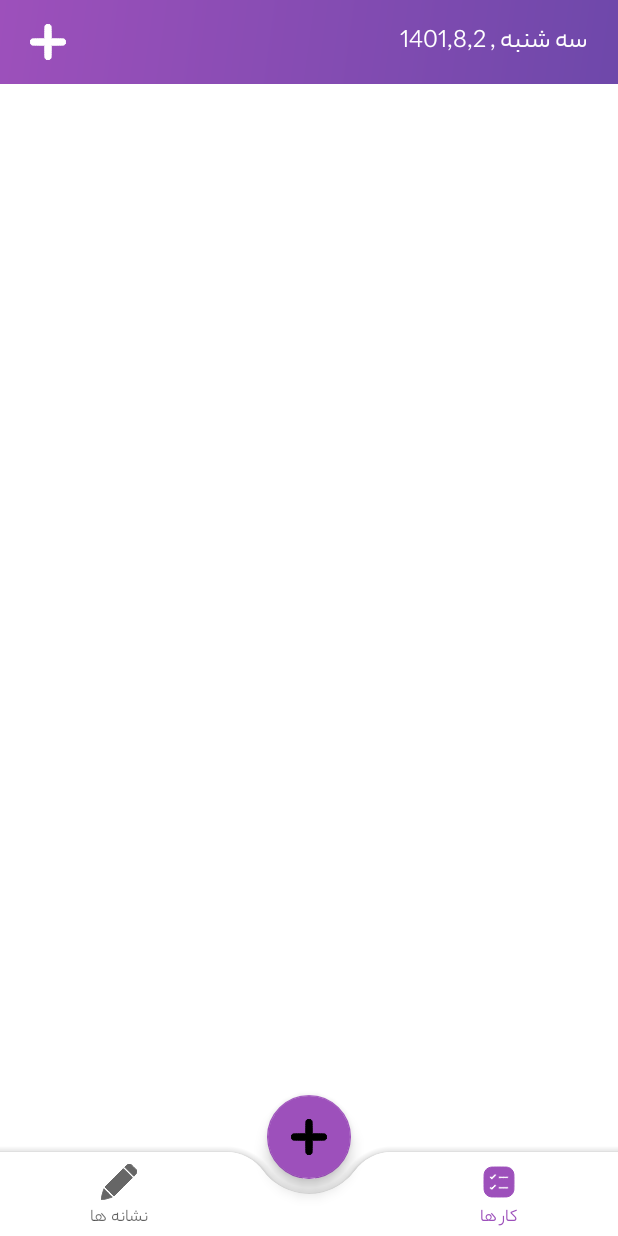
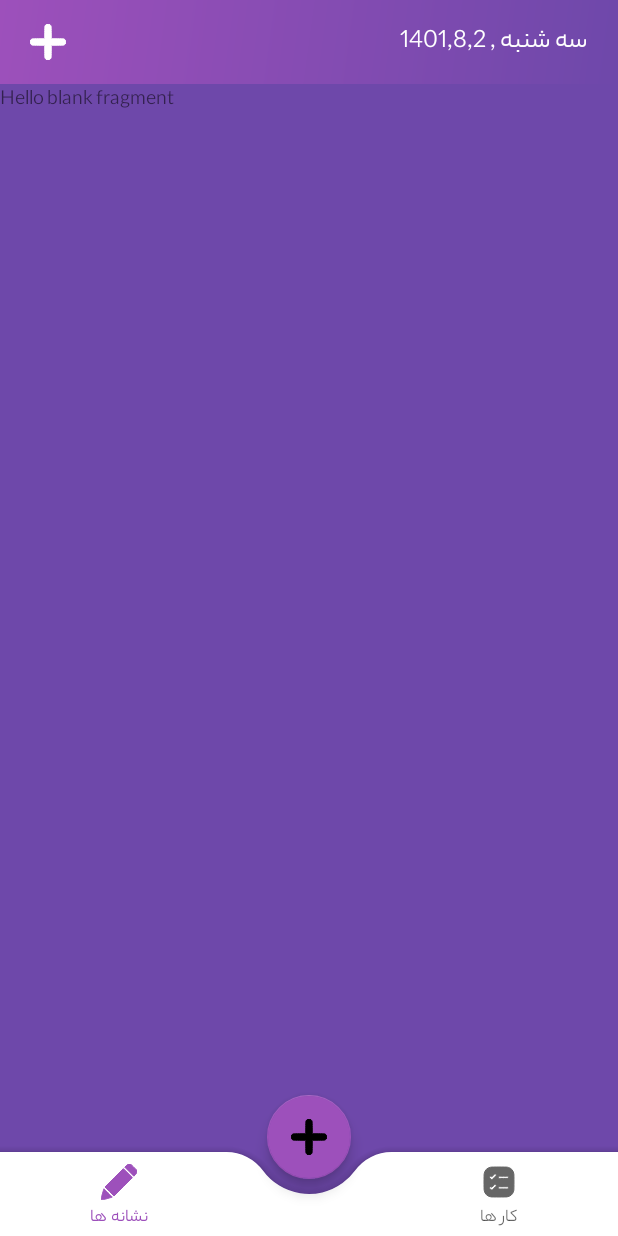
Before and after one commit to HoseinNezamdoost/MegaTask, an Android app: the screen it shows after launch (MainActivity), on a phone screen of 412 x 824 dp. Run offline under Robolectric (Android 15) with nearby library versions, the phone set to English and light mode, and no system bars; our stand-ins replace navigation-ui.

Commit message:
set navigationComponent with bottomNavigation

```diff
--- a/app/build.gradle
+++ b/app/build.gradle
@@ -39,5 +39,6 @@ dependencies {
     implementation 'androidx.appcompat:appcompat:1.5.1'
     implementation 'com.google.android.material:material:1.7.0'
     implementation 'androidx.constraintlayout:constraintlayout:2.1.4'
-    //implementation 'com.google.android.material:material:1.8.0-alpha02'
+    implementation 'androidx.navigation:navigation-fragment-ktx:2.5.3'
+    implementation 'androidx.navigation:navigation-ui-ktx:2.5.3'
 }
--- a/app/src/main/AndroidManifest.xml
+++ b/app/src/main/AndroidManifest.xml
@@ -13,7 +13,7 @@
         android:theme="@style/Theme.MegaTask"
         tools:targetApi="31">
         <activity
-            android:name=".MainActivity"
+            android:name=".view.MainActivity"
             android:exported="true">
             <intent-filter>
                 <action android:name="android.intent.action.MAIN" />
--- a/app/src/main/java/com/nzd/megatask/MainActivity.kt
+++ /dev/null
@@ -1,14 +0,0 @@
-package com.nzd.megatask
-
-import androidx.appcompat.app.AppCompatActivity
-import android.os.Bundle
-import kotlinx.android.synthetic.main.activity_main.*
-
-class MainActivity : AppCompatActivity() {
-    override fun onCreate(savedInstanceState: Bundle?) {
-        super.onCreate(savedInstanceState)
-        setContentView(R.layout.activity_main)
-        bottomNavigationView.background = null
-        bottomNavigationView.menu.getItem(1).isEnabled = false
-    }
-}
--- /dev/null
+++ b/app/src/main/java/com/nzd/megatask/view/MainActivity.kt
@@ -0,0 +1,28 @@
+package com.nzd.megatask.view
+
+import androidx.appcompat.app.AppCompatActivity
+import android.os.Bundle
+import androidx.navigation.findNavController
+import androidx.navigation.fragment.NavHostFragment
+import androidx.navigation.ui.NavigationUI
+import androidx.navigation.ui.setupWithNavController
+import com.google.android.material.bottomnavigation.BottomNavigationView
+import com.nzd.megatask.R
+import kotlinx.android.synthetic.main.activity_main.*
+
+class MainActivity : AppCompatActivity() {
+    override fun onCreate(savedInstanceState: Bundle?) {
+        super.onCreate(savedInstanceState)
+        setContentView(R.layout.activity_main)
+
+        //bottomNavigation
+        bottomNavigationView.background = null
+        bottomNavigationView.menu.getItem(1).isEnabled = false
+
+        //setBottomNavigation with fragments
+        val bottomNavigationView = findViewById<BottomNavigationView>(R.id.bottomNavigationView)
+        val navHostFragment = supportFragmentManager.findFragmentById(R.id.fragmentContainerView) as NavHostFragment
+        val navController = navHostFragment.navController
+        NavigationUI.setupWithNavController(bottomNavigationView , navController)
+    }
+}
--- /dev/null
+++ b/app/src/main/java/com/nzd/megatask/view/SignFragment.kt
@@ -0,0 +1,18 @@
+package com.nzd.megatask.view
+
+import android.os.Bundle
+import androidx.fragment.app.Fragment
+import android.view.LayoutInflater
+import android.view.View
+import android.view.ViewGroup
+import com.nzd.megatask.R
+
+class SignFragment : Fragment() {
+
+    override fun onCreateView(
+        inflater: LayoutInflater, container: ViewGroup?,
+        savedInstanceState: Bundle?
+    ): View? {
+        return inflater.inflate(R.layout.fragment_sign, container, false)
+    }
+}
--- a/app/src/main/res/layout/activity_main.xml
+++ b/app/src/main/res/layout/activity_main.xml
@@ -4,7 +4,7 @@
     xmlns:tools="http://schemas.android.com/tools"
     android:layout_width="match_parent"
     android:layout_height="match_parent"
-    tools:context=".MainActivity">
+    tools:context=".view.MainActivity">
 
     <com.google.android.material.appbar.AppBarLayout
         android:layout_width="match_parent"
@@ -44,10 +44,14 @@
     </com.google.android.material.appbar.AppBarLayout>
 
     <androidx.fragment.app.FragmentContainerView
+        android:id="@+id/fragmentContainerView"
+        android:name="androidx.navigation.fragment.NavHostFragment"
+        app:layout_behavior="com.google.android.material.appbar.AppBarLayout$ScrollingViewBehavior"
         android:layout_width="match_parent"
         android:layout_height="match_parent"
-        app:layout_behavior="com.google.android.material.appbar.AppBarLayout$ScrollingViewBehavior"
-        android:layout_marginBottom="56dp"/>
+        app:defaultNavHost="true"
+        android:layout_marginBottom="56dp"
+        app:navGraph="@navigation/nav_main" />
 
     <com.google.android.material.bottomappbar.BottomAppBar
         android:id="@+id/bottomAppBar"
--- /dev/null
+++ b/app/src/main/res/layout/fragment_sign.xml
@@ -0,0 +1,15 @@
+<?xml version="1.0" encoding="utf-8"?>
+<FrameLayout xmlns:android="http://schemas.android.com/apk/res/android"
+    xmlns:tools="http://schemas.android.com/tools"
+    android:layout_width="match_parent"
+    android:layout_height="match_parent"
+    android:background="@color/purple700"
+    tools:context=".view.SignFragment">
+
+    <!-- TODO: Update blank fragment layout -->
+    <TextView
+        android:layout_width="match_parent"
+        android:layout_height="match_parent"
+        android:text="@string/hello_blank_fragment" />
+
+</FrameLayout>
--- /dev/null
+++ b/app/src/main/res/navigation/nav_main.xml
@@ -0,0 +1,19 @@
+<?xml version="1.0" encoding="utf-8"?>
+<navigation xmlns:android="http://schemas.android.com/apk/res/android"
+    xmlns:app="http://schemas.android.com/apk/res-auto"
+    xmlns:tools="http://schemas.android.com/tools"
+    android:id="@+id/nav_main"
+    app:startDestination="@id/sign">
+
+    <fragment
+        android:id="@+id/sign"
+        android:name="com.nzd.megatask.view.SignFragment"
+        android:label="fragment_sign"
+        tools:layout="@layout/fragment_sign" />
+    <fragment
+        android:id="@+id/task"
+        android:name="com.nzd.megatask.view.TaskFragment"
+        android:label="fragment_task"
+        tools:layout="@layout/fragment_task" />
+
+</navigation>
--- a/app/src/main/res/values/strings.xml
+++ b/app/src/main/res/values/strings.xml
@@ -2,4 +2,6 @@
     <string name="app_name">MegaTask</string>
     <string name="task">کار ها</string>
     <string name="signs">نشانه ها</string>
+    <!-- TODO: Remove or change this placeholder text -->
+    <string name="hello_blank_fragment">Hello blank fragment</string>
 </resources>
```
Also changed, not shown: app/src/main/java/com/nzd/megatask/view/TaskFragment.kt (added, +19 -0 lines), app/src/main/res/layout/fragment_task.xml (added, +15 -0 lines).
